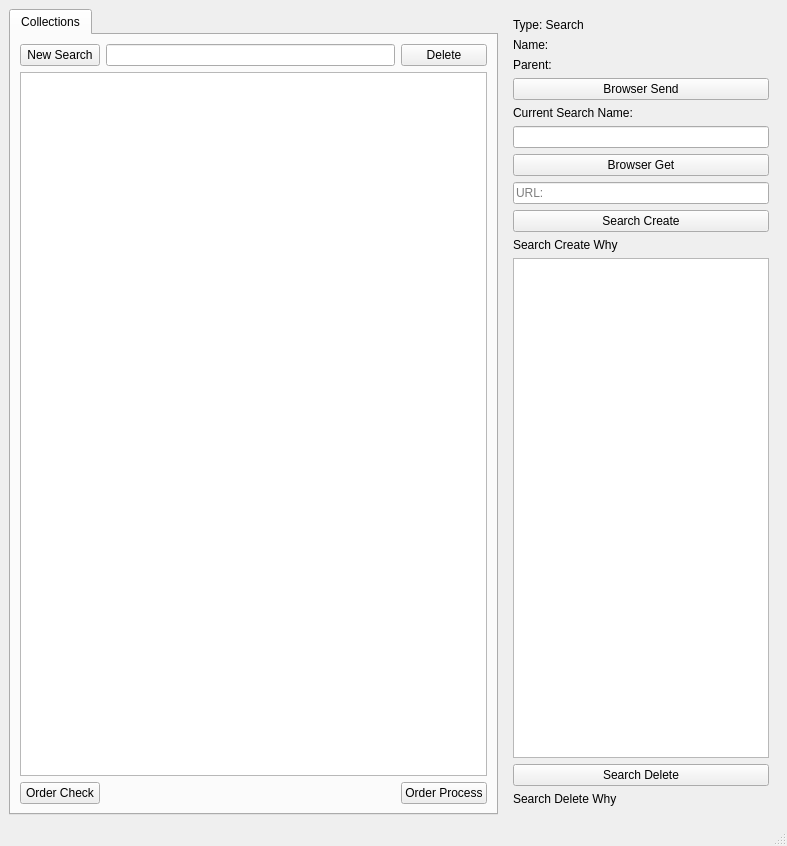
Before: the Qt Designer form bom_manager/bom_manager.ui in waynegramlich/bom_manager, drawn with Qt 5.
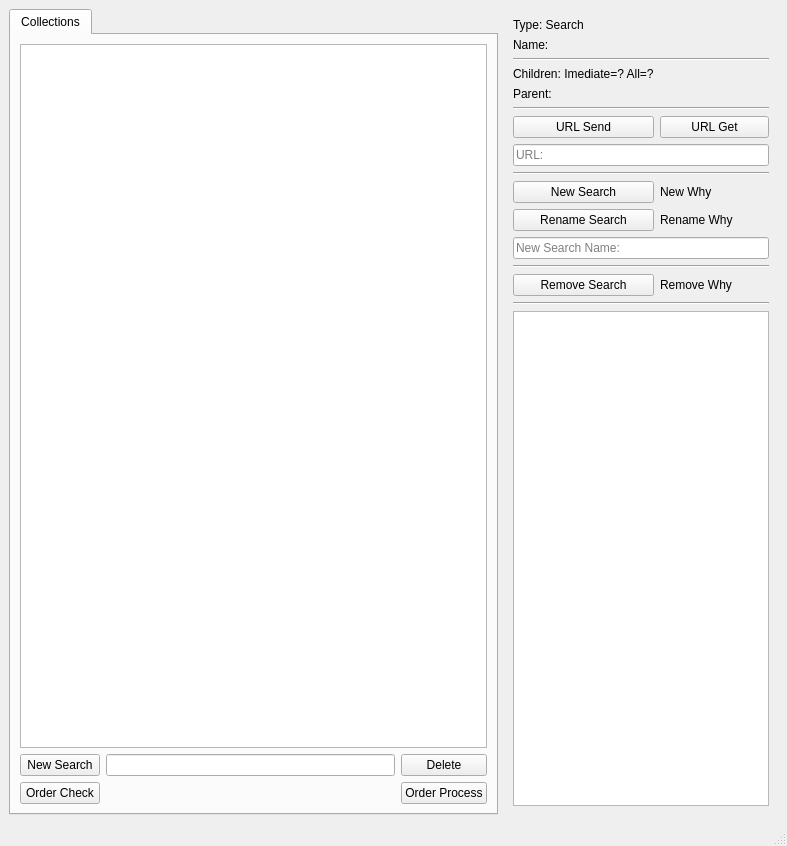
After: the same form once the commit is applied.

Commit message: Got Search create working again with new tree/panel split UI.

Patch:
```diff
--- a/bom_manager/bom_manager.ui
+++ b/bom_manager/bom_manager.ui
@@ -27,6 +27,60 @@
     </sizepolicy>
    </property>
    <layout class="QGridLayout" name="gridLayout_9" columnstretch="0,0">
+    <item row="0" column="0">
+     <widget class="QTabWidget" name="tree_tabs">
+      <property name="sizePolicy">
+       <sizepolicy hsizetype="Expanding" vsizetype="Expanding">
+        <horstretch>1</horstretch>
+        <verstretch>1</verstretch>
+       </sizepolicy>
+      </property>
+      <property name="currentIndex">
+       <number>0</number>
+      </property>
+      <widget class="QWidget" name="collections_tab">
+       <attribute name="title">
+        <string>Collections</string>
+       </attribute>
+       <layout class="QGridLayout" name="gridLayout_12">
+        <item row="3" column="0">
+         <widget class="QPushButton" name="collections_check">
+          <property name="text">
+           <string>Order Check</string>
+          </property>
+         </widget>
+        </item>
+        <item row="3" column="2">
+         <widget class="QPushButton" name="collections_process">
+          <property name="text">
+           <string>Order Process</string>
+          </property>
+         </widget>
+        </item>
+        <item row="1" column="0" colspan="3">
+         <widget class="QTreeView" name="collections_tree"/>
+        </item>
+        <item row="2" column="0">
+         <widget class="QPushButton" name="collections_new">
+          <property name="text">
+           <string>New Search</string>
+          </property>
+         </widget>
+        </item>
+        <item row="2" column="1">
+         <widget class="QLineEdit" name="collections_line"/>
+        </item>
+        <item row="2" column="2">
+         <widget class="QPushButton" name="collections_delete">
+          <property name="text">
+           <string>Delete</string>
+          </property>
+         </widget>
+        </item>
+       </layout>
+      </widget>
+     </widget>
+    </item>
     <item row="0" column="1">
      <widget class="QStackedWidget" name="panels">
       <property name="currentIndex">
@@ -117,76 +171,94 @@
       </widget>
       <widget class="QWidget" name="search_panel">
        <layout class="QGridLayout" name="gridLayout">
-        <item row="8" column="0">
-         <widget class="QPushButton" name="search_panel_create">
+        <item row="11" column="1">
+         <widget class="QLabel" name="search_panel_new_why">
           <property name="text">
-           <string>Search Create</string>
+           <string>New Why</string>
           </property>
          </widget>
         </item>
-        <item row="0" column="0">
+        <item row="13" column="0" colspan="2">
+         <widget class="QLineEdit" name="search_panel_new_name_line">
+          <property name="placeholderText">
+           <string>New Search Name:</string>
+          </property>
+         </widget>
+        </item>
+        <item row="11" column="0">
+         <widget class="QPushButton" name="search_panel_new">
+          <property name="text">
+           <string>New Search</string>
+          </property>
+         </widget>
+        </item>
+        <item row="16" column="0">
+         <widget class="QPushButton" name="search_panel_remove">
+          <property name="text">
+           <string>Remove Search</string>
+          </property>
+         </widget>
+        </item>
+        <item row="6" column="0" colspan="2">
+         <widget class="Line" name="search_panel_horizontal_line2">
+          <property name="orientation">
+           <enum>Qt::Horizontal</enum>
+          </property>
+         </widget>
+        </item>
+        <item row="7" column="0">
+         <widget class="QPushButton" name="search_panel_url_send">
+          <property name="text">
+           <string>URL Send</string>
+          </property>
+         </widget>
+        </item>
+        <item row="2" column="0" colspan="2">
+         <widget class="Line" name="search_panel_horizontal_line1">
+          <property name="orientation">
+           <enum>Qt::Horizontal</enum>
+          </property>
+         </widget>
+        </item>
+        <item row="1" column="0" colspan="2">
+         <widget class="QLabel" name="search_panel_name">
+          <property name="text">
+           <string>Name:</string>
+          </property>
+         </widget>
+        </item>
+        <item row="7" column="1">
+         <widget class="QPushButton" name="search_panel_url_get">
+          <property name="text">
+           <string>URL Get</string>
+          </property>
+         </widget>
+        </item>
+        <item row="17" column="0" colspan="2">
+         <widget class="Line" name="search_panel_horizontal_line5">
+          <property name="orientation">
+           <enum>Qt::Horizontal</enum>
+          </property>
+         </widget>
+        </item>
+        <item row="0" column="0" colspan="2">
          <widget class="QLabel" name="search_panel_type">
           <property name="text">
            <string>Type: Search</string>
           </property>
          </widget>
         </item>
-        <item row="10" column="0">
+        <item row="21" column="0" colspan="2">
          <widget class="QTableView" name="search_panel_view"/>
         </item>
-        <item row="1" column="0">
-         <widget class="QLabel" name="search_panel_name">
-          <property name="text">
-           <string>Name:</string>
-          </property>
-         </widget>
-        </item>
-        <item row="5" column="0">
-         <widget class="QLineEdit" name="search_panel_line"/>
-        </item>
-        <item row="11" column="0">
-         <widget class="QPushButton" name="search_panel_delete">
-          <property name="text">
-           <string>Search Delete</string>
-          </property>
-         </widget>
-        </item>
-        <item row="4" column="0">
-         <widget class="QLabel" name="search_panel_new">
-          <property name="text">
-           <string>Current Search Name:</string>
-          </property>
-         </widget>
-        </item>
-        <item row="3" column="0">
-         <widget class="QPushButton" name="search_panel_browser_send">
-          <property name="text">
-           <string>Browser Send</string>
-          </property>
-         </widget>
-        </item>
-        <item row="6" column="0">
-         <widget class="QPushButton" name="search_panel_browser_get">
-          <property name="text">
-           <string>Browser Get</string>
-          </property>
-         </widget>
-        </item>
-        <item row="9" column="0">
-         <widget class="QLabel" name="search_panel_create_why">
-          <property name="text">
-           <string>Search Create Why</string>
-          </property>
-         </widget>
-        </item>
-        <item row="2" column="0">
+        <item row="4" column="0" colspan="2">
          <widget class="QLabel" name="search_panel_parent_name">
           <property name="text">
            <string>Parent:</string>
           </property>
          </widget>
         </item>
-        <item row="7" column="0">
+        <item row="9" column="0" colspan="2">
          <widget class="QLineEdit" name="search_panel_url">
           <property name="enabled">
            <bool>true</bool>
@@ -199,64 +271,45 @@
           </property>
          </widget>
         </item>
+        <item row="16" column="1">
+         <widget class="QLabel" name="search_panel_remove_why">
+          <property name="text">
+           <string>Remove Why</string>
+          </property>
+         </widget>
+        </item>
+        <item row="14" column="0" colspan="2">
+         <widget class="Line" name="search_panel_horizontal_line4">
+          <property name="orientation">
+           <enum>Qt::Horizontal</enum>
+          </property>
+         </widget>
+        </item>
+        <item row="10" column="0" colspan="2">
+         <widget class="Line" name="search_panel_horizontal_line3">
+          <property name="orientation">
+           <enum>Qt::Horizontal</enum>
+          </property>
+         </widget>
+        </item>
         <item row="12" column="0">
-         <widget class="QLabel" name="search_panel_delete_why">
+         <widget class="QPushButton" name="search_panel_rename">
           <property name="text">
-           <string>Search Delete Why</string>
+           <string>Rename Search</string>
           </property>
          </widget>
         </item>
-       </layout>
-      </widget>
-     </widget>
-    </item>
-    <item row="0" column="0">
-     <widget class="QTabWidget" name="tree_tabs">
-      <property name="sizePolicy">
-       <sizepolicy hsizetype="Expanding" vsizetype="Expanding">
-        <horstretch>1</horstretch>
-        <verstretch>1</verstretch>
-       </sizepolicy>
-      </property>
-      <property name="currentIndex">
-       <number>0</number>
-      </property>
-      <widget class="QWidget" name="collections_tab">
-       <attribute name="title">
-        <string>Collections</string>
-       </attribute>
-       <layout class="QGridLayout" name="gridLayout_12">
-        <item row="1" column="0" colspan="3">
-         <widget class="QTreeView" name="collections_tree"/>
-        </item>
-        <item row="2" column="0">
-         <widget class="QPushButton" name="collections_check">
+        <item row="12" column="1">
+         <widget class="QLabel" name="search_panel_rename_why">
           <property name="text">
-           <string>Order Check</string>
+           <string>Rename Why</string>
           </property>
          </widget>
         </item>
-        <item row="2" column="2">
-         <widget class="QPushButton" name="collections_process">
+        <item row="3" column="0">
+         <widget class="QLabel" name="search_panel_children_counts">
           <property name="text">
-           <string>Order Process</string>
-          </property>
-         </widget>
-        </item>
-        <item row="0" column="1">
-         <widget class="QLineEdit" name="collections_line"/>
-        </item>
-        <item row="0" column="2">
-         <widget class="QPushButton" name="collections_delete">
-          <property name="text">
-           <string>Delete</string>
-          </property>
-         </widget>
-        </item>
-        <item row="0" column="0">
-         <widget class="QPushButton" name="collections_new">
-          <property name="text">
-           <string>New Search</string>
+           <string>Children: Imediate=? All=?</string>
           </property>
          </widget>
         </item>
```
Left out of the diff: 32 changed lines with no effect on the pictures. The commit also changes 2 other files.
